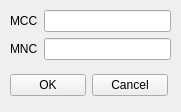
Qt form netflux5g-editor/src/gui/ui/Core5G_properties.ui (adaptivenetworklab/NetFlux5G) before a commit.
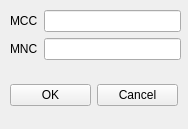
The same form after that commit.

Commit message: add properties menu

What changed in the file:
```diff
--- a/netflux5g-editor/src/gui/ui/Core5G_properties.ui
+++ b/netflux5g-editor/src/gui/ui/Core5G_properties.ui
@@ -1,25 +1,26 @@
 <?xml version="1.0" encoding="UTF-8"?>
 <ui version="4.0">
- <class>Form</class>
- <widget class="QWidget" name="Form">
+ <class>MainWindow</class>
+ <widget class="QMainWindow" name="MainWindow">
   <property name="geometry">
    <rect>
     <x>0</x>
     <y>0</y>
-    <width>181</width>
-    <height>112</height>
+    <width>188</width>
+    <height>129</height>
    </rect>
   </property>
   <property name="windowTitle">
    <string>Form</string>
   </property>
+  <widget class="QWidget" name="centralwidget">
   <widget class="QWidget" name="formLayoutWidget">
    <property name="geometry">
     <rect>
      <x>10</x>
      <y>10</y>
-     <width>161</width>
-     <height>51</height>
+      <width>171</width>
+      <height>58</height>
     </rect>
    </property>
    <layout class="QFormLayout" name="formLayout">
@@ -49,8 +50,8 @@
    <property name="geometry">
     <rect>
      <x>10</x>
-     <y>70</y>
-     <width>158</width>
+      <y>80</y>
+      <width>168</width>
      <height>31</height>
     </rect>
    </property>
@@ -70,6 +71,7 @@
      </widget>
     </item>
    </layout>
+   </widget>
   </widget>
  </widget>
  <resources/>
```
Left out of the diff: 2 changed lines with no effect on the pictures. Lines whose indentation alone changed are shown as unchanged. The commit also changes 24 other files.
